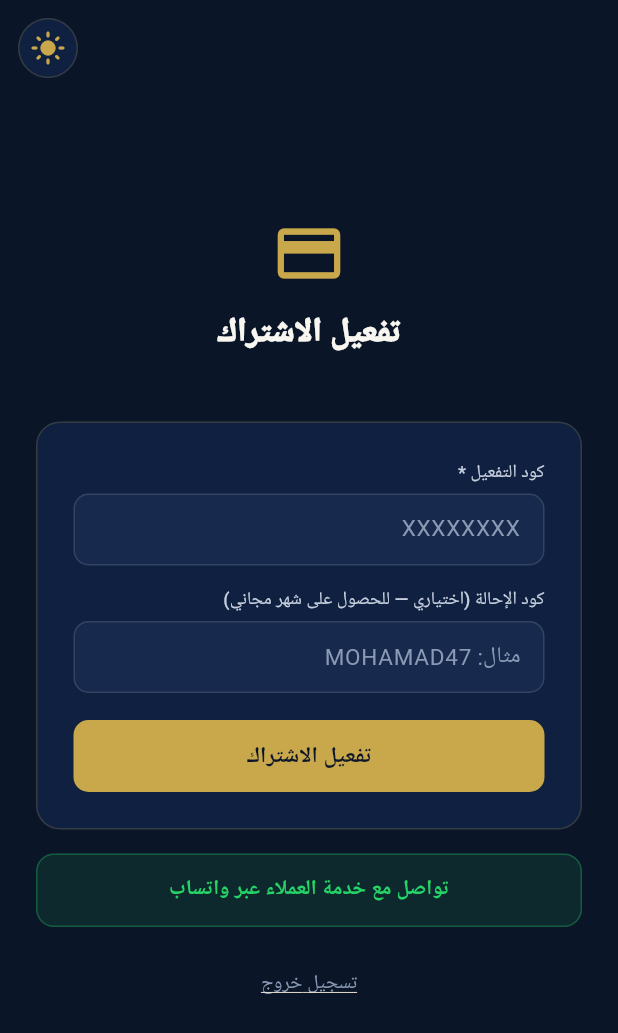
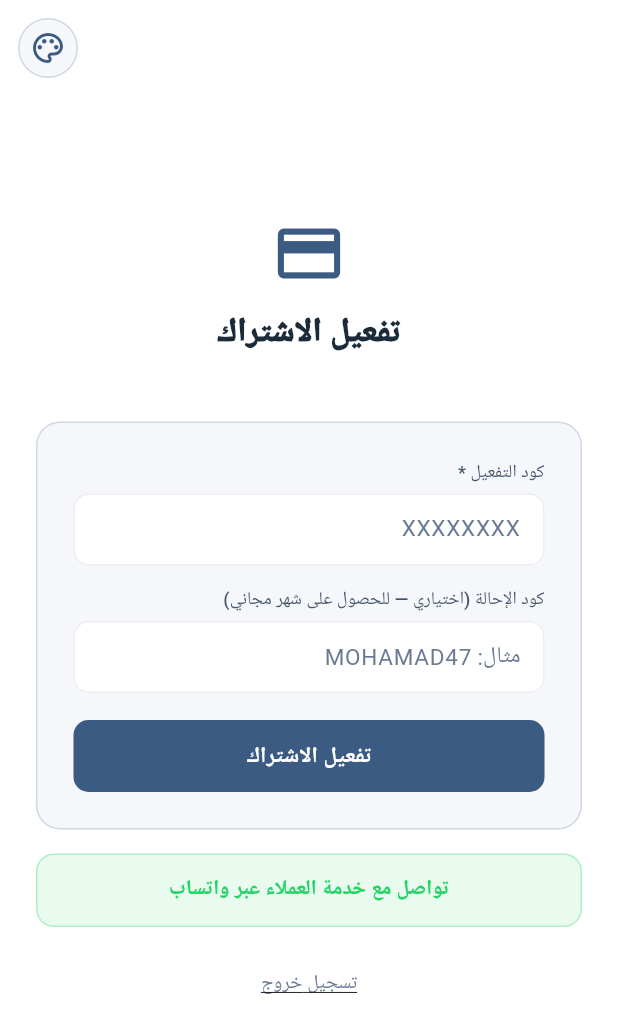
Before and after one commit to agwida-app/banking-app-native, a Flutter app: the screen it shows once a user with an empty profile is signed in, on a phone screen of 412 x 824 dp. Shown: the top 1033 px of the screen. Run offline on Flutter 3.47's test engine with Material 3 defaults, Android fonts, the phone set to English and light mode, and no system bars; our stand-ins replace app_links, cloud_firestore, firebase_auth, firebase_core, share_plus, shared_preferences; accounts and stored records are empty.

Commit message:
Make palette "white + muted navy" the default theme, gold the alt toggle
Swaps what the default theme (previously dark navy) looks like to the
white-background, muted-navy-accent palette from the color exploration;
the existing white+gold theme becomes the secondary one reached via the
toggle button (its own colors are unchanged — it already looked like this).

Both palettes are light-backed now, so MaterialApp always runs under
Brightness.light (previously the default theme forced Brightness.dark,
which would have mismatched default dialogs/pickers against the new
white background). Dropped a dead dark-mode shadow-opacity branch in
expenses_screen.dart, and swapped the sun/moon toggle icon for a palette
icon in the three screens that show it, since neither option is dark
anymore.

Co-Authored-By: Claude Sonnet 5 <noreply@anthropic.com>
Claude-Session: https://claude.ai/code/session_01B8DnvxptNzi3oQZzHiYkzn

```diff
--- a/flutter_app/lib/main.dart
+++ b/flutter_app/lib/main.dart
@@ -25,6 +25,8 @@ class BankingApp extends StatelessWidget {
   @override
   Widget build(BuildContext context) {
     final isDark = context.watch<ThemeController>().isDark;
+    // Both palettes are light (white-backed) now, so Material always runs
+    // in light brightness regardless of which accent palette is active.
     return MaterialApp(
       navigatorKey: navigatorKey,
       title: 'إدارة بطاقاتك',
@@ -32,11 +34,11 @@ class BankingApp extends StatelessWidget {
       locale: const Locale('ar'),
       theme: ThemeData(
         useMaterial3: true,
-        brightness: isDark ? Brightness.dark : Brightness.light,
+        brightness: Brightness.light,
         scaffoldBackgroundColor: isDark ? darkColors.bg : lightColors.bg,
         colorScheme: ColorScheme.fromSeed(
           seedColor: isDark ? darkColors.gold : lightColors.gold,
-          brightness: isDark ? Brightness.dark : Brightness.light,
+          brightness: Brightness.light,
         ),
       ),
       builder: (context, child) {
--- a/flutter_app/lib/screens/activation_screen.dart
+++ b/flutter_app/lib/screens/activation_screen.dart
@@ -240,7 +240,7 @@ class _ActivationScreenState extends State<ActivationScreen> {
               child: IconButton(
                 onPressed: theme.toggle,
                 style: IconButton.styleFrom(backgroundColor: colors.card, side: BorderSide(color: colors.border)),
-                icon: Icon(theme.isDark ? Icons.light_mode : Icons.dark_mode, color: colors.gold),
+                icon: Icon(Icons.palette_outlined, color: colors.gold),
               ),
             ),
           ],
--- a/flutter_app/lib/screens/auth_screen.dart
+++ b/flutter_app/lib/screens/auth_screen.dart
@@ -165,7 +165,7 @@ class _AuthScreenState extends State<AuthScreen> {
               child: IconButton(
                 onPressed: theme.toggle,
                 style: IconButton.styleFrom(backgroundColor: colors.card, side: BorderSide(color: colors.border)),
-                icon: Icon(theme.isDark ? Icons.light_mode : Icons.dark_mode, color: colors.gold),
+                icon: Icon(Icons.palette_outlined, color: colors.gold),
               ),
             ),
           ],
--- a/flutter_app/lib/screens/expenses_screen.dart
+++ b/flutter_app/lib/screens/expenses_screen.dart
@@ -426,7 +426,7 @@ class _ExpensesScreenState extends State<ExpensesScreen> {
         borderRadius: BorderRadius.circular(16),
         border: Border.all(color: colors.borderSoft),
         boxShadow: [
-          BoxShadow(color: Colors.black.withOpacity(colors.mode == 'dark' ? 0.18 : 0.05), blurRadius: 10, offset: const Offset(0, 4)),
+          BoxShadow(color: Colors.black.withOpacity(0.05), blurRadius: 10, offset: const Offset(0, 4)),
         ],
       ),
       child: Material(
--- a/flutter_app/lib/screens/home_screen.dart
+++ b/flutter_app/lib/screens/home_screen.dart
@@ -51,7 +51,7 @@ class _HomeScreenState extends State<HomeScreen> {
         actions: [
           IconButton(
             onPressed: theme.toggle,
-            icon: Icon(theme.isDark ? Icons.light_mode : Icons.dark_mode, color: colors.gold),
+            icon: Icon(Icons.palette_outlined, color: colors.gold),
           ),
           if (widget.isAdmin)
             IconButton(
--- a/flutter_app/lib/theme/app_theme.dart
+++ b/flutter_app/lib/theme/app_theme.dart
@@ -39,25 +39,27 @@ class AppColors {
   });
 }
 
+// The app's primary palette: white with a calm muted-navy accent (named
+// "darkColors" only for historical/minimal-diff reasons — it is the
+// default theme, not a dark background).
 const darkColors = AppColors(
   mode: 'dark',
-  bg: Color(0xFF0A1628),
-  card: Color(0xFF0F2040),
-  border: Color(0x33C9A84C),
-  borderSoft: Color(0x26C9A84C),
-  gold: Color(0xFFC9A84C),
-  goldSoft: Color(0x1AC9A84C),
-  text: Color(0xFFF8F6F0),
-  textSoft: Color(0xFFC5CEDD),
-  textMuted: Color(0xFF8A9AB5),
-  inputBg: Color(0x0FFFFFFF),
-  inputBorder: Color(0x1AFFFFFF),
-  overlay: Color(0x40000000),
-  // A gently-elevated navy (lighter than the card, not stark white) so
-  // fields read as distinct boxes without breaking the dark/gold look.
-  fieldBg: Color(0xFF17294C),
-  fieldText: Color(0xFFF8F6F0),
-  fieldBorder: Color(0x1FFFFFFF),
+  bg: Color(0xFFFFFFFF),
+  card: Color(0xFFF5F7FA),
+  border: Color(0x333B5B82),
+  borderSoft: Color(0x263B5B82),
+  gold: Color(0xFF3B5B82),
+  goldSoft: Color(0x1A3B5B82),
+  text: Color(0xFF1C2B3A),
+  textSoft: Color(0xFF46566B),
+  textMuted: Color(0xFF6B7A94),
+  inputBg: Color(0x0A1C2B3A),
+  inputBorder: Color(0x1F1C2B3A),
+  overlay: Color(0x14000000),
+  // Fields sit a shade brighter than the card, like an inset paper cut-out.
+  fieldBg: Color(0xFFFFFFFF),
+  fieldText: Color(0xFF1C2B3A),
+  fieldBorder: Color(0x141C2B3A),
 );
 
 const lightColors = AppColors(
```
